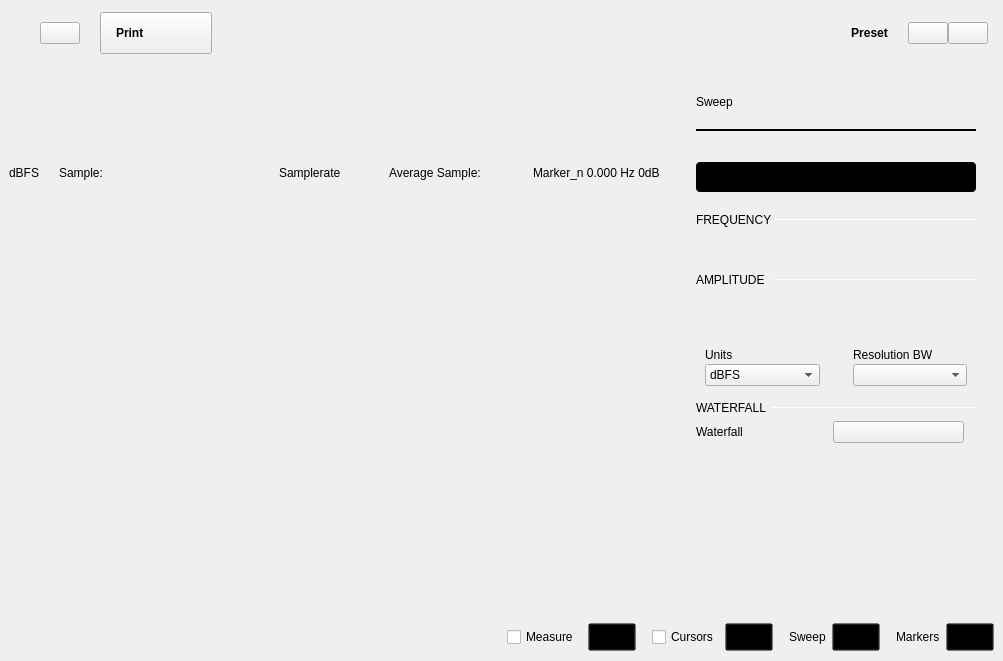
Above: plugins/m2k/ui/spectrum_analyzer.ui from analogdevicesinc/scopy before the change. Below: the same form after it.
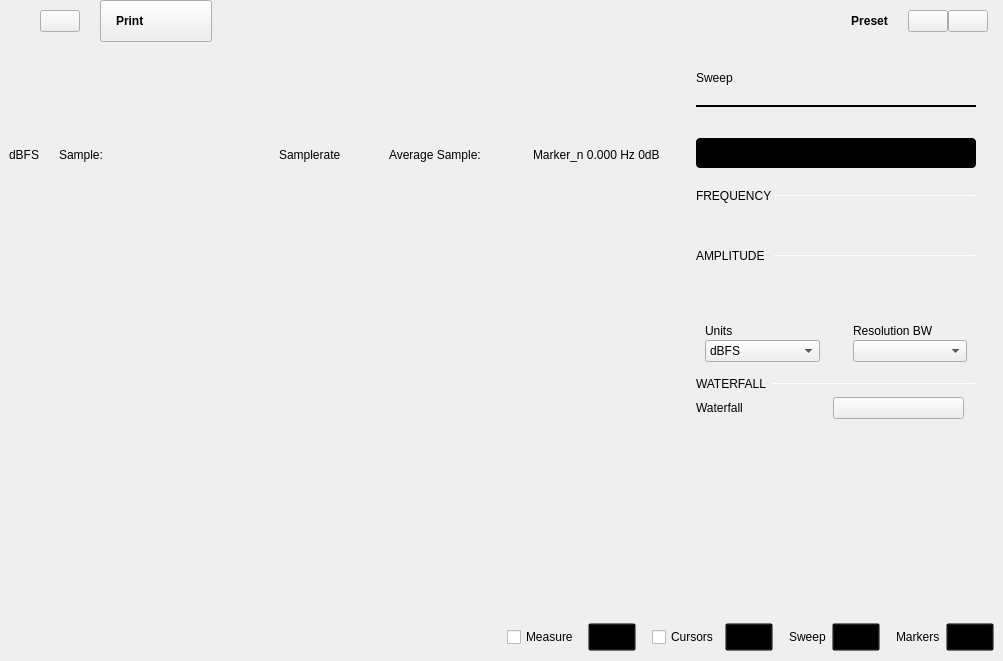
That is the form after the change. Icons and pictures are not drawn. Custom widgets are drawn as their Qt base class.

```diff
--- a/plugins/m2k/ui/spectrum_analyzer.ui
+++ b/plugins/m2k/ui/spectrum_analyzer.ui
@@ -59,13 +59,13 @@
          <number>20</number>
         </property>
         <property name="topMargin">
-         <number>12</number>
+         <number>0</number>
         </property>
         <property name="rightMargin">
          <number>15</number>
         </property>
         <property name="bottomMargin">
-         <number>12</number>
+         <number>0</number>
         </property>
         <item>
          <spacer name="horizontalSpacer_11">
```
